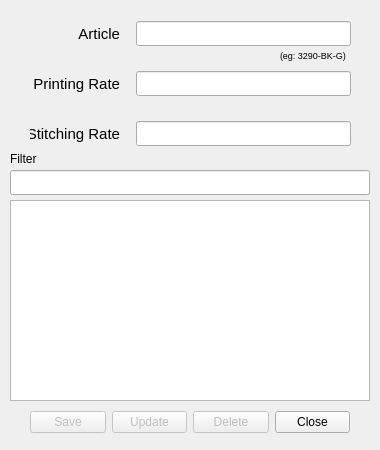
This is ui/menu_manage_osc.ui in kalaLokia/fbr_bom_app as Qt 5 draws it before an edit. The edited form follows.
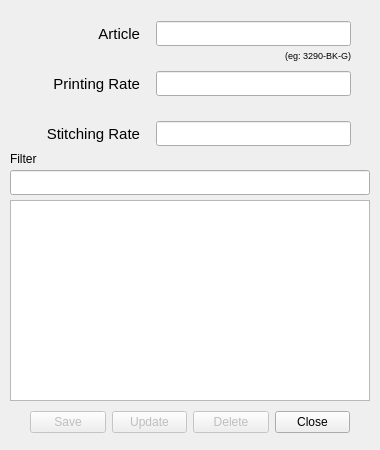
This is the edited form.

Patch:
```diff
--- a/ui/menu_manage_osc.ui
+++ b/ui/menu_manage_osc.ui
@@ -47,13 +47,13 @@
      <widget class="QLabel" name="label_print">
       <property name="minimumSize">
        <size>
-        <width>90</width>
+        <width>110</width>
         <height>0</height>
        </size>
       </property>
       <property name="maximumSize">
        <size>
-        <width>90</width>
+        <width>110</width>
         <height>16777215</height>
        </size>
       </property>
@@ -118,13 +118,13 @@
      <widget class="QLabel" name="label_stitch">
       <property name="minimumSize">
        <size>
-        <width>90</width>
+        <width>110</width>
         <height>0</height>
        </size>
       </property>
       <property name="maximumSize">
        <size>
-        <width>90</width>
+        <width>110</width>
         <height>16777215</height>
        </size>
       </property>
@@ -194,9 +194,9 @@
   <widget class="QLabel" name="label_5">
    <property name="geometry">
     <rect>
-     <x>280</x>
+     <x>260</x>
      <y>50</y>
-     <width>71</width>
+     <width>91</width>
      <height>20</height>
     </rect>
    </property>
@@ -209,7 +209,7 @@
     <string>(eg: 3290-BK-G)</string>
    </property>
    <property name="alignment">
-    <set>Qt::AlignLeading|Qt::AlignLeft|Qt::AlignTop</set>
+    <set>Qt::AlignRight|Qt::AlignTop|Qt::AlignTrailing</set>
    </property>
   </widget>
   <widget class="QWidget" name="layoutWidget">
@@ -232,13 +232,13 @@
       </property>
       <property name="minimumSize">
        <size>
-        <width>90</width>
+        <width>110</width>
         <height>0</height>
        </size>
       </property>
       <property name="maximumSize">
        <size>
-        <width>90</width>
+        <width>110</width>
         <height>16777215</height>
        </size>
       </property>
```
Left out of the diff: 11 changed lines with no effect on the pictures.
